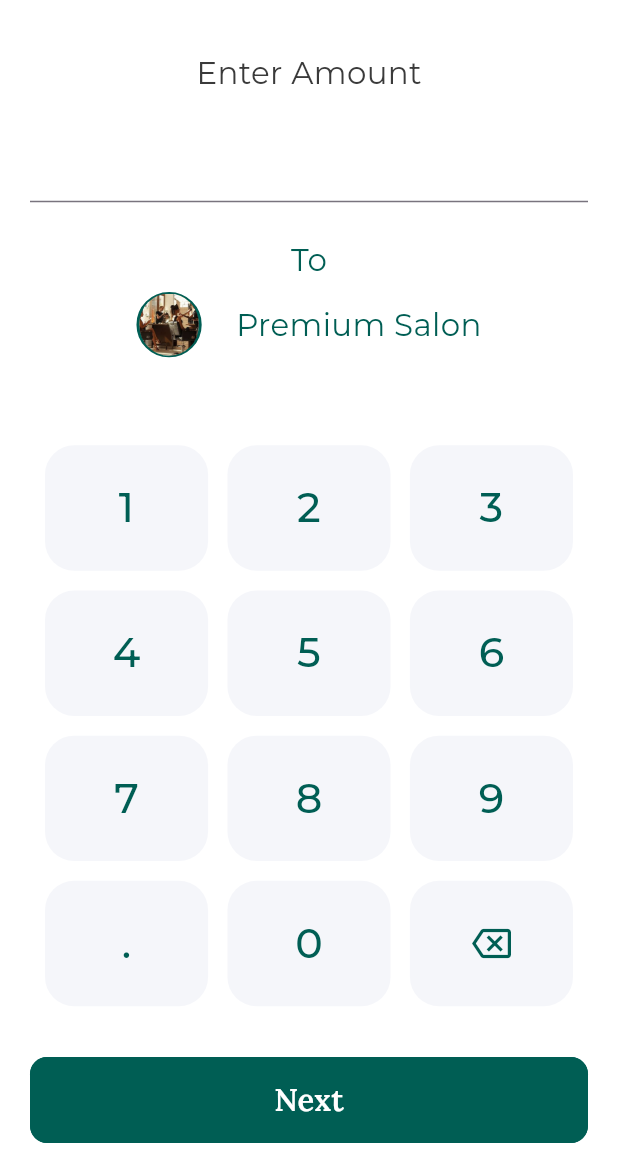
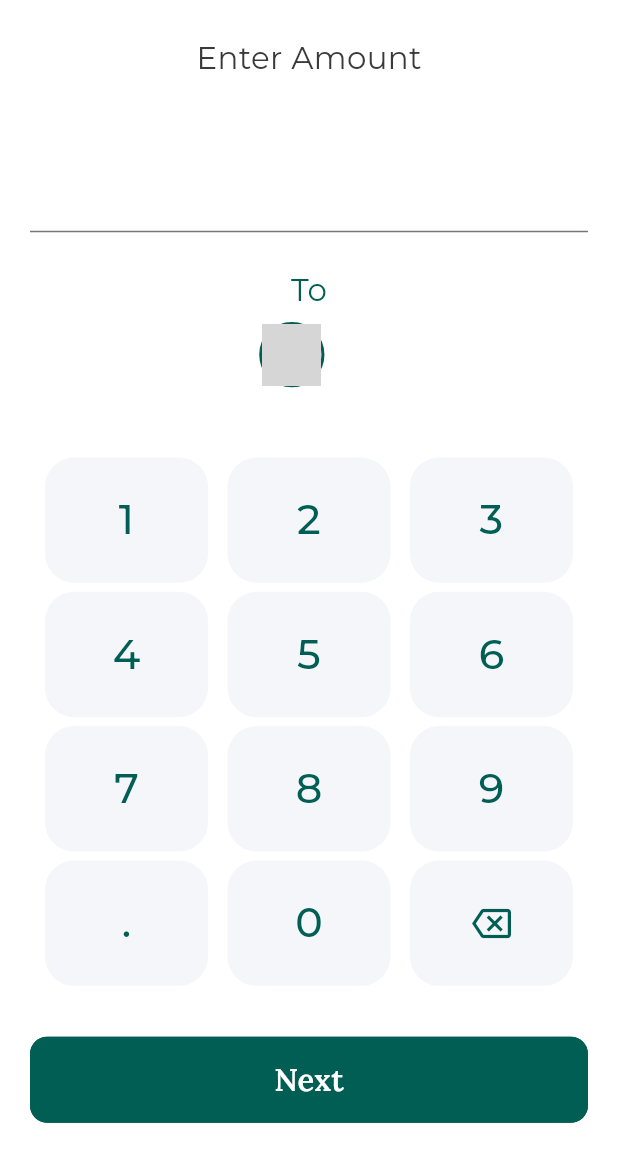
Before and after one commit to TheScriptRailoth/Hair-Haven, a Flutter app: the DigitalPaymentScreen screen opened directly with empty values, after a tap on "Next", on a phone screen of 412 x 824 dp, the part 63-1236 px from its top. Run offline on Flutter 3.47's test engine with Material 3 defaults, Android fonts, the phone set to English and light mode, and no system bars; our stand-ins replace flare_flutter, flutter_rating_bar, flutter_screenutil, font_awesome_flutter, get, google_fonts and 5 more; missing offline and left inert: dart:ffi, social_media_buttons; grey boxes are pictures that could not be loaded.

Commit message:
HAIR-HAVEN: Updated Screens for responsivensss
Signed-off-by: Ashutosh <am3718440@gmail.com>

```diff
--- a/lib/presentation/pages/payment-screens/amount_screen.dart
+++ b/lib/presentation/pages/payment-screens/amount_screen.dart
@@ -7,7 +7,9 @@ import 'package:hair_haven/presentation/pages/payment-screens/payment_complete_s
 import 'package:velocity_x/velocity_x.dart';
 class PaymentAmountScreen extends StatefulWidget {
   final String totalAmount;
-  const PaymentAmountScreen({Key? key, required this.totalAmount}):super(key: key);
+  final String salonName;
+  final String salonImg;
+  const PaymentAmountScreen({Key? key, required this.totalAmount, required this.salonName, required this.salonImg}):super(key: key);
 
   @override
   State<PaymentAmountScreen> createState() => _PaymentAmountScreenState();
@@ -60,26 +62,41 @@ class _PaymentAmountScreenState extends State<PaymentAmountScreen> {
       ),
       backgroundColor: Colors.white,
       body: Padding(
-        padding: const EdgeInsets.all(20.0),
-        child: Column(
-          crossAxisAlignment: CrossAxisAlignment.center,
+        padding: const EdgeInsets.only(left: 20, right: 20, top: 10),
+        child: ListView(
+          children: [
+              Row(
+                mainAxisAlignment: MainAxisAlignment.center,
                 children: [
                   Text("Enter Amount", style: GoogleFonts.montserrat(
                     fontSize: 18.sp,
                     fontWeight: FontWeight.w400,
                     color: Color(0xff3A3A3A)
                   ),),
+                ],
+              ),
               SizedBox(height: 20.h,),
               TextFormField(
+                readOnly: true,
                 controller: _amountController,
                 textAlign: TextAlign.center,
+                style: GoogleFonts.montserrat(
+                    fontSize: 36.sp,
+                    fontWeight: FontWeight.w700,
+                    color: MyColors.primaryColor
+                ),
               ),
               SizedBox(height: 20.h,),
+              Row(
+                mainAxisAlignment: MainAxisAlignment.center,
+                children: [
                   Text("To", style: GoogleFonts.montserrat(
                     fontSize: 18.sp,
                     fontWeight: FontWeight.w400,
                     color: MyColors.primaryColor
                   ),),
+                ],
+              ),
               SizedBox(height: 5.h,),
               Row(
                 mainAxisAlignment: MainAxisAlignment.center,
@@ -93,18 +110,18 @@ class _PaymentAmountScreenState extends State<PaymentAmountScreen> {
                     ),
                     child: ClipRRect(
                       borderRadius: BorderRadius.circular(100.r),
-                      child: Image.asset('assets/images/premium_salon_bg.png', fit: BoxFit.cover,),
+                      child: Image.asset(widget.salonImg, fit: BoxFit.cover,),
                     ),
                   ),
                   SizedBox(width: 20.w,),
-                  Text("Premium Salon", style: GoogleFonts.montserrat(
+                  Text(widget.salonName, style: GoogleFonts.montserrat(
                     fontSize: 18.sp,
                     fontWeight: FontWeight.w400,
                     color: MyColors.primaryColor
                   ),),
                 ],
               ),
-              SizedBox(height: 40.h,),
+              SizedBox(height: 30.h,),
               Expanded(
                 child: Padding(
                   padding:  EdgeInsets.all(10.0),
@@ -174,6 +191,7 @@ class _PaymentAmountScreenState extends State<PaymentAmountScreen> {
 
                         ],
                       ),
+                      SizedBox(height: 5.h,),
                       Row(
                         mainAxisAlignment: MainAxisAlignment.spaceBetween,
                         children: [
@@ -236,6 +254,7 @@ class _PaymentAmountScreenState extends State<PaymentAmountScreen> {
                           ),
                         ],
                       ),
+                      SizedBox(height: 5.h,),
                       Row(
                         mainAxisAlignment: MainAxisAlignment.spaceBetween,
                         children: [
@@ -298,6 +317,7 @@ class _PaymentAmountScreenState extends State<PaymentAmountScreen> {
                           ),
                         ],
                       ),
+                      SizedBox(height: 5.h,),
                       Row(
                         mainAxisAlignment: MainAxisAlignment.spaceBetween,
                         children: [
@@ -388,6 +408,7 @@ class _PaymentAmountScreenState extends State<PaymentAmountScreen> {
                 ),
               ),
             ),
+              SizedBox(height: 10.h,)
           ],
         ),
       ),
--- a/lib/presentation/pages/payment-screens/digital_payment_screen.dart
+++ b/lib/presentation/pages/payment-screens/digital_payment_screen.dart
@@ -6,7 +6,9 @@ import 'package:hair_haven/presentation/pages/payment-screens/amount_screen.dart
 import 'package:hair_haven/presentation/pages/payment-screens/total_overview_screen.dart';
 class DigitalPaymentScreen extends StatefulWidget {
   final String totalAmount;
-  const DigitalPaymentScreen({Key?key, required this.totalAmount}):super(key:key);
+  final String salonName;
+  final String salonImg;
+  const DigitalPaymentScreen({Key?key, required this.totalAmount, required this.salonName, required this.salonImg}):super(key:key);
 
   @override
   State<DigitalPaymentScreen> createState() => _DigitalPaymentScreenState();
@@ -41,6 +43,9 @@ class _DigitalPaymentScreenState extends State<DigitalPaymentScreen> {
         centerTitle: true,
         elevation: 0.0,
         backgroundColor: Colors.white,
+        iconTheme: IconThemeData(
+          color: Colors.black,
+        ),
       ),
       body: Stack(
         children: [
@@ -145,7 +150,7 @@ class _DigitalPaymentScreenState extends State<DigitalPaymentScreen> {
                   child: TextButton(
                     onPressed: (){
                       Navigator.push(context, MaterialPageRoute(builder: (context){
-                        return PaymentAmountScreen(totalAmount: widget.totalAmount,);
+                        return PaymentAmountScreen(totalAmount: widget.totalAmount, salonImg: widget.salonImg, salonName: widget.salonName,);
                       }));
                     }, child: Text("Next", style: GoogleFonts.lora(
                         fontWeight: FontWeight.w600,
@@ -212,7 +217,7 @@ class _DigitalPaymentScreenState extends State<DigitalPaymentScreen> {
                       child: TextButton(
                         onPressed: (){
                           Navigator.push(context,MaterialPageRoute(builder: (context){
-                            return PaymentAmountScreen(totalAmount: widget.totalAmount);
+                            return PaymentAmountScreen(totalAmount: widget.totalAmount, salonName: widget.salonName, salonImg: widget.salonImg,);
                           }));
                         }, child: Text("Next", style: GoogleFonts.lora(
                           fontWeight: FontWeight.w600,
--- a/lib/presentation/pages/salon_page.dart
+++ b/lib/presentation/pages/salon_page.dart
@@ -225,7 +225,7 @@ class _SalonPageState extends State<SalonPage> {
               ),
               onPressed: () {
                 Navigator.push(context, MaterialPageRoute(builder: (context){
-                  return SelectServicesPage();
+                  return SelectServicesPage(salonName: widget.SalonName, salonImg: widget.SalonImg,);
                 }));
               },
               child: Text("Book Now", style: GoogleFonts.lora(
--- a/lib/presentation/pages/select_services_page.dart
+++ b/lib/presentation/pages/select_services_page.dart
@@ -5,7 +5,9 @@ import 'package:hair_haven/core/theme/mycolors.dart';
 import 'package:hair_haven/presentation/pages/schedule_appointment_page.dart';
 class SelectServicesPage extends StatefulWidget {
   static List<String> selectedItems=[];
-  const SelectServicesPage({super.key});
+  final String salonImg;
+  final String salonName;
+  const SelectServicesPage({Key?key, required this.salonImg, required this.salonName}):super(key: key);
   @override
   State<SelectServicesPage> createState() => _SelectServicesPageState();
 }
@@ -86,7 +88,7 @@ class _SelectServicesPageState extends State<SelectServicesPage> {
                 width: 300.w,
                 child: ElevatedButton(onPressed: (){
                   Navigator.push(context, MaterialPageRoute(builder: (context){
-                    return ScheduleAppointmentScreen(selectedPrice: selectedPrice);
+                    return ScheduleAppointmentScreen(selectedPrice: selectedPrice, salonImg: widget.salonImg, salonName: widget.salonName,);
                   }));
                 }, child: Text(
                   "Continue", style: GoogleFonts.lato(
```
Also changed, not shown: lib/presentation/pages/payment-screens/total_overview_screen.dart (+34 -14 lines), lib/presentation/pages/schedule_appointment_page.dart (+4 -3 lines). Lines whose indentation alone changed are shown as unchanged.
